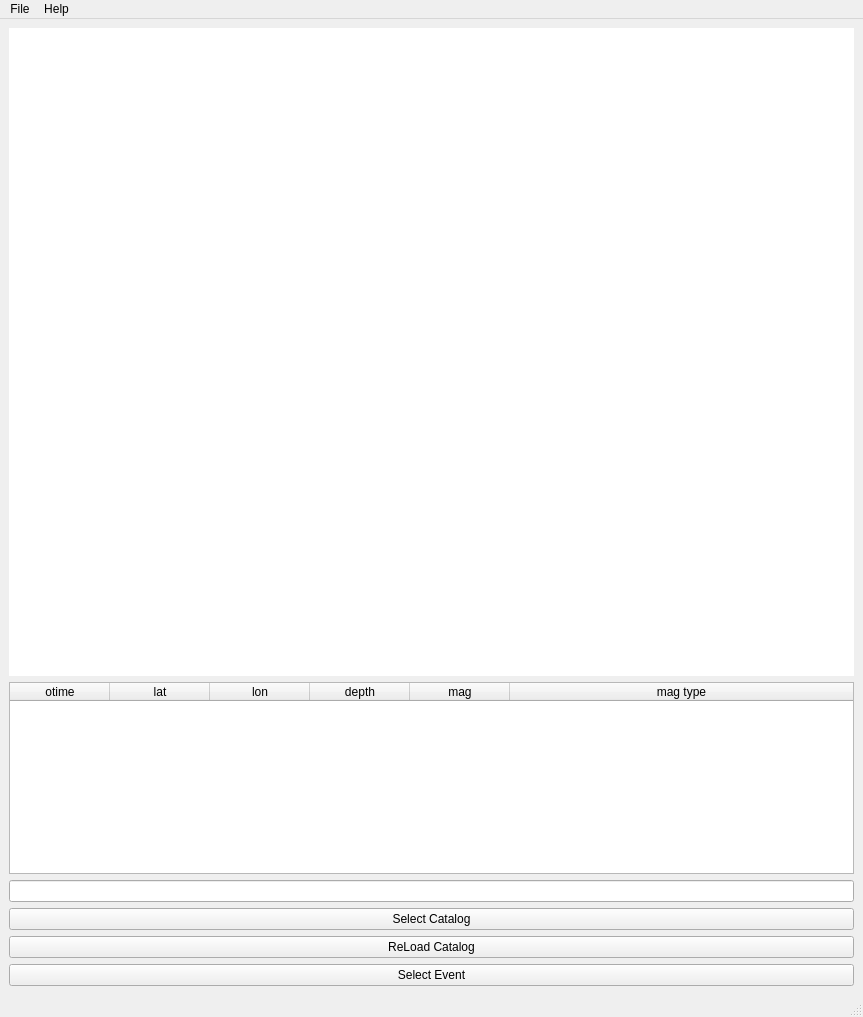
ProjectISP/ISP, file isp/resources/designer_uis/SelectCatalog.ui: the form before one commit.
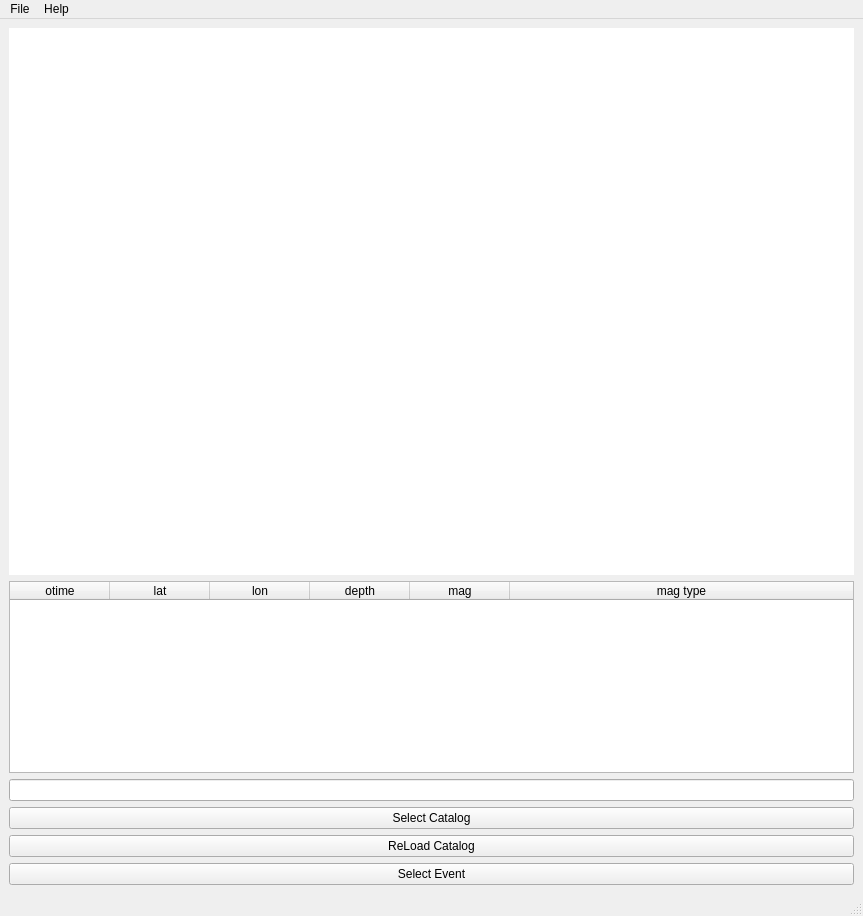
The form after the commit.

Commit message: seismic catalog small change in size

Diff of the .ui file:
```diff
--- a/isp/resources/designer_uis/SelectCatalog.ui
+++ b/isp/resources/designer_uis/SelectCatalog.ui
@@ -7,7 +7,7 @@
     <x>0</x>
     <y>0</y>
     <width>863</width>
-    <height>1017</height>
+    <height>916</height>
    </rect>
   </property>
   <property name="sizePolicy">
```
